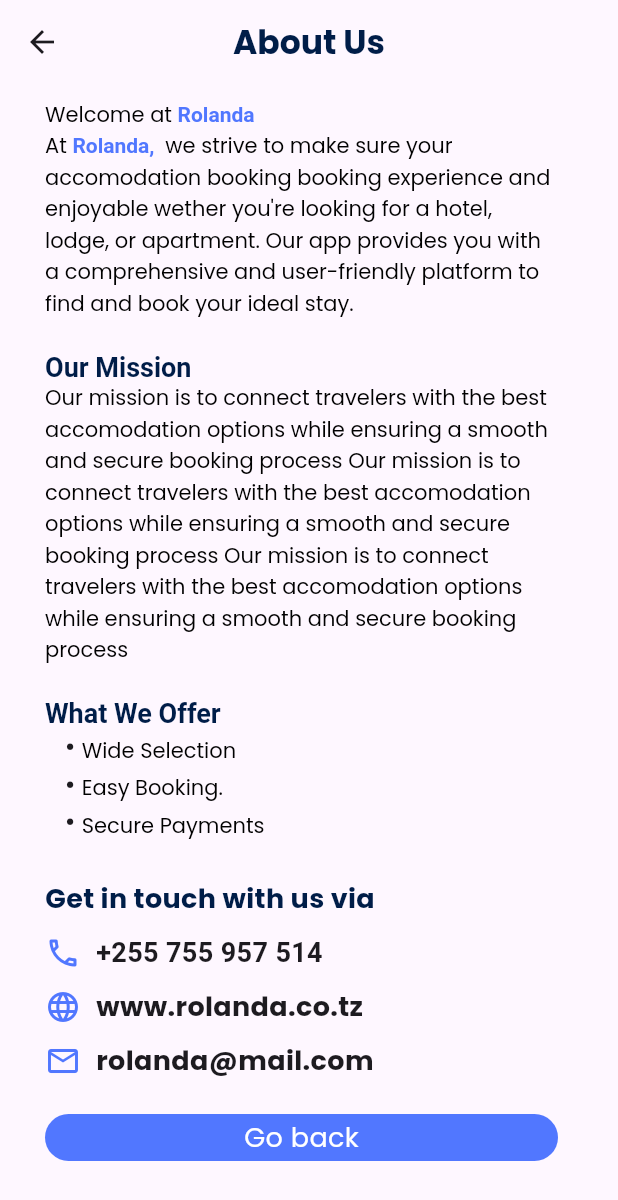
After one commit to MfgIsiaka/aldora, a Flutter app: the AboutUs screen opened directly, on a phone screen of 412 x 824 dp. The commit adds this screen. Shown: the top 1200 px of the screen. Run offline on Flutter 3.47's test engine with Material 3 defaults, Android fonts, the phone set to English and light mode, and no system bars; our stand-ins replace google_fonts, shared_preferences; missing offline and left inert: dot_curved_bottom_nav; accounts and stored records are empty.

Commit message:
Rolanda V0.0.1 Project Structure: About US

```diff
--- a/lib/main.dart
+++ b/lib/main.dart
@@ -3,7 +3,7 @@ import 'package:flutter/material.dart';
 import 'package:rolanda/src/constants/colors.dart';
 import 'package:rolanda/src/views/auth/login.dart';
 import 'package:rolanda/src/views/auth/registration.dart';
-import 'package:rolanda/src/views/contact.dart';
+import 'package:rolanda/src/views/contact_us.dart';
 import 'package:rolanda/src/views/profile.dart';
 import 'package:rolanda/src/views/welcome_page.dart';
 import 'package:shared_preferences/shared_preferences.dart';
--- /dev/null
+++ b/lib/src/views/about_us.dart
@@ -0,0 +1,177 @@
+import 'package:flutter/material.dart';
+import 'package:google_fonts/google_fonts.dart';
+import 'package:rolanda/src/constants/colors.dart';
+import 'package:rolanda/src/widgets/phone_number_widget.dart';
+
+class AboutUs extends StatelessWidget {
+  const AboutUs({super.key});
+  void _toBackPage(BuildContext context) {
+    Navigator.pop((context));
+  }
+
+  @override
+  Widget build(BuildContext context) {
+    return Scaffold(
+      appBar: AppBar(
+        title: Text(
+          "About Us",
+          style: GoogleFonts.poppins(
+            color: darkBlue,
+            fontWeight: FontWeight.bold,
+          ),
+        ),
+        centerTitle: true,
+      ),
+      body: Container(
+        margin: const EdgeInsets.only(
+          left: 30,
+          right: 40,
+          top: 10,
+          bottom: 50,
+        ),
+        child: Column(
+          children: [
+            RichText(
+              text: TextSpan(children: [
+                normalSpan('Welcome at '),
+                const TextSpan(
+                    text: 'Rolanda \n',
+                    style: TextStyle(
+                        color: primaryBlue, fontWeight: FontWeight.bold)),
+                normalSpan('At '),
+                const TextSpan(
+                    text: 'Rolanda, ',
+                    style: TextStyle(
+                        color: primaryBlue, fontWeight: FontWeight.bold)),
+                normalSpan(
+                    ' we strive to make sure your accomodation booking booking experience and enjoyable wether you\'re looking for a hotel, lodge, or apartment. Our app provides you with a comprehensive and user-friendly platform to find and book your ideal stay. '),
+                headerSpan("Our Mission"),
+                normalSpan(
+                    "Our mission is to connect travelers with the best accomodation options while ensuring a smooth and secure booking process Our mission is to connect travelers with the best accomodation options while ensuring a smooth and secure booking process Our mission is to connect travelers with the best accomodation options while ensuring a smooth and secure booking process"),
+                headerSpan("What We Offer"),
+                _buildBulletPoint("Wide Selection"),
+                _buildBulletPoint("Easy Booking."),
+                _buildBulletPoint("Secure Payments"),
+              ], style: GoogleFonts.poppins(color: blackColor)),
+            ),
+            Expanded(
+                flex: 5,
+                child: Column(
+                  crossAxisAlignment: CrossAxisAlignment.start,
+                  children: [
+                    Text(
+                      "Get in touch with us via",
+                      style: GoogleFonts.poppins(
+                        fontWeight: FontWeight.bold,
+                        color: darkBlue,
+                        fontSize: 18,
+                      ),
+                    ),
+                    const SizedBox(
+                      height: 10,
+                    ),
+                    Container(
+                      margin: const EdgeInsets.only(bottom: 10),
+                      child: getInTouchRow(
+                          Icons.call_outlined,
+                          const PhoneNumberWidget(
+                              phoneNumber: "+255 755 957 514")),
+                    ),
+                    Container(
+                      margin: const EdgeInsets.only(bottom: 10),
+                      child: getInTouchRow(
+                        Icons.language_outlined,
+                        Text(
+                          "www.rolanda.co.tz",
+                          style: GoogleFonts.poppins(
+                            fontSize: 18,
+                            fontWeight: FontWeight.bold,
+                          ),
+                        ),
+                      ),
+                    ),
+                    Container(
+                      margin: const EdgeInsets.only(bottom: 10),
+                      child: getInTouchRow(
+                        Icons.email_outlined,
+                        Text(
+                          "rolanda@mail.com",
+                          style: GoogleFonts.poppins(
+                            fontSize: 18,
+                            fontWeight: FontWeight.bold,
+                          ),
+                        ),
+                      ),
+                    ),
+                  ],
+                )),
+            Expanded(
+              child: GestureDetector(
+                onTap: () => _toBackPage(context),
+                child: Container(
+                    alignment: Alignment.center,
+                    width: double.infinity,
+                    decoration: BoxDecoration(
+                        color: primaryBlue,
+                        borderRadius: BorderRadius.circular(50)),
+                    child: Text(
+                      "Go back",
+                      style: GoogleFonts.poppins(
+                        color: whiteColor,
+                        fontSize: 18,
+                      ),
+                    )),
+              ),
+            ),
+          ],
+        ),
+      ),
+    );
+  }
+
+  Row getInTouchRow(IconData icon, Widget widget) {
+    return Row(
+      children: [
+        Icon(
+          icon,
+          color: primaryBlue,
+        ),
+        const SizedBox(
+          width: 10,
+        ),
+        widget,
+      ],
+    );
+  }
+
+  TextSpan headerSpan(String text) {
+    return TextSpan(
+      text: "\n\n$text\n",
+      style: const TextStyle(
+        color: darkBlue,
+        fontWeight: FontWeight.bold,
+        fontSize: 18,
+      ),
+    );
+  }
+
+  TextSpan normalSpan(String text) {
+    return TextSpan(
+      text: text,
+    );
+  }
+
+  TextSpan _buildBulletPoint(String text) {
+    return TextSpan(
+      children: [
+        const WidgetSpan(
+          child: Text('   • ',
+              style: TextStyle(fontSize: 17, fontWeight: FontWeight.w900)),
+        ),
+        TextSpan(
+          text: '$text\n',
+        ),
+      ],
+    );
+  }
+}
--- a/lib/src/views/contact.dart
+++ b/lib/src/views/contact_us.dart
@@ -1,16 +1,25 @@
 import 'package:flutter/material.dart';
 import 'package:google_fonts/google_fonts.dart';
 import 'package:rolanda/src/constants/colors.dart';
+import 'package:rolanda/src/views/about_us.dart';
 import 'package:rolanda/src/widgets/auth_button.dart';
 
 class ContactUs extends StatelessWidget {
   ContactUs({super.key});
   final emailController = TextEditingController();
+  final subjectController = TextEditingController();
+  final messageController = TextEditingController();
+
+  void _toAboutPage(BuildContext context) {
+    Navigator.push(
+        context, MaterialPageRoute(builder: (context) => const AboutUs()));
+  }
+
   @override
   Widget build(BuildContext context) {
     return SingleChildScrollView(
       child: Container(
-        margin: const EdgeInsets.only(left: 15, right: 15, top: 66),
+        margin: const EdgeInsets.only(left: 25, right: 25, top: 66),
         alignment: Alignment.topCenter,
         child: Column(
           children: [
@@ -18,8 +27,8 @@ class ContactUs extends StatelessWidget {
               "Contact us now",
               style: GoogleFonts.poppins(
                 color: darkBlue,
-                fontSize: 18,
-                fontWeight: FontWeight.w700,
+                fontSize: 20,
+                fontWeight: FontWeight.bold,
               ),
             ),
             const SizedBox(
@@ -136,13 +145,16 @@ class ContactUs extends StatelessWidget {
             const SizedBox(
               height: 40,
             ),
-            Text(
+            GestureDetector(
+              onTap: () => _toAboutPage(context),
+              child: Text(
                 "See all about us",
                 style: GoogleFonts.poppins(
                   fontSize: 18,
                   decoration: TextDecoration.underline,
                   color: primaryBlue,
                   fontWeight: FontWeight.bold,
+                ),
               ),
             )
           ],
--- /dev/null
+++ b/lib/src/widgets/phone_number_widget.dart
@@ -0,0 +1,34 @@
+import 'package:flutter/material.dart';
+import 'package:url_launcher/url_launcher.dart';
+
+class PhoneNumberWidget extends StatelessWidget {
+  final String phoneNumber;
+
+  const PhoneNumberWidget({super.key, required this.phoneNumber});
+
+  @override
+  Widget build(BuildContext context) {
+    return GestureDetector(
+      onTap: () => _launchCaller(phoneNumber),
+      child: Text(
+        phoneNumber,
+        style: const TextStyle(
+          fontSize: 18,
+          fontWeight: FontWeight.bold,
+        ),
+      ),
+    );
+  }
+
+  void _launchCaller(String phoneNumber) async {
+    final Uri launchUri = Uri(
+      scheme: 'tel',
+      path: phoneNumber,
+    );
+    if (await canLaunchUrl(launchUri)) {
+      await launchUrl(launchUri);
+    } else {
+      throw 'Could not launch $phoneNumber';
+    }
+  }
+}
--- a/pubspec.yaml
+++ b/pubspec.yaml
@@ -34,6 +34,7 @@ dependencies:
     sdk: flutter
   google_fonts: ^6.2.1
   shared_preferences: ^2.2.3
+  url_launcher: ^6.3.0
 
 dev_dependencies:
   flutter_lints: ^3.0.0
```
Also changed, not shown: pubspec.lock, 2 other files. Lines whose indentation alone changed are shown as unchanged.
